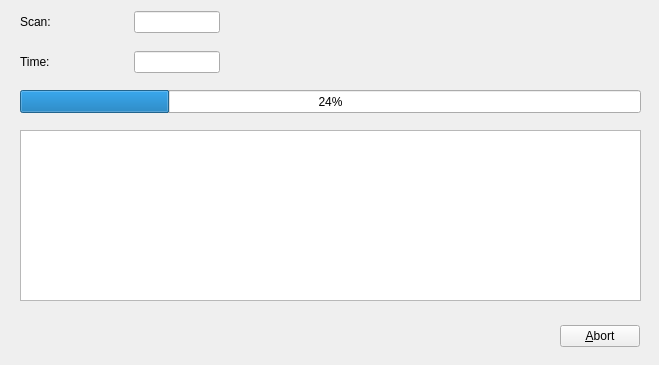
aardk/sfxc, file sfxc-gui/progress.ui: the form before one commit.
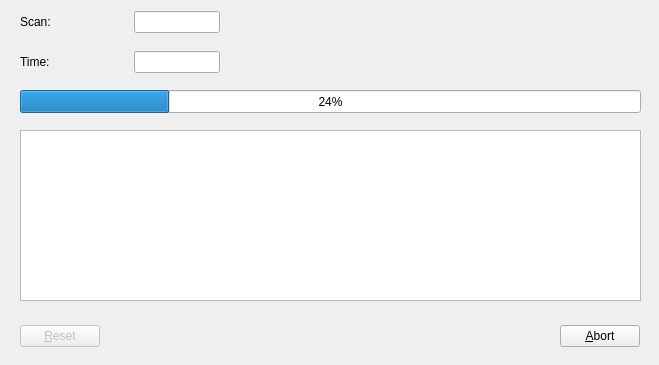
The form after the commit.

Commit message: Add support for resetting the remote end of a data flow.

```diff
--- a/sfxc-gui/progress.ui
+++ b/sfxc-gui/progress.ui
@@ -131,6 +131,22 @@
     <property name="margin">
      <number>0</number>
     </property>
+    <item>
+     <widget class="QPushButton" name="buttonReset">
+      <property name="text">
+       <string>&amp;Reset</string>
+      </property>
+      <property name="shortcut">
+       <string>Alt+R</string>
+      </property>
+      <property name="enabled">
+       <bool>false</bool>
+      </property>
+      <property name="autoDefault">
+       <bool>false</bool>
+      </property>
+     </widget>
+    </item>
     <item>
      <spacer name="Spacer1">
       <property name="orientation">
```
The commit also changes 2 other files.
